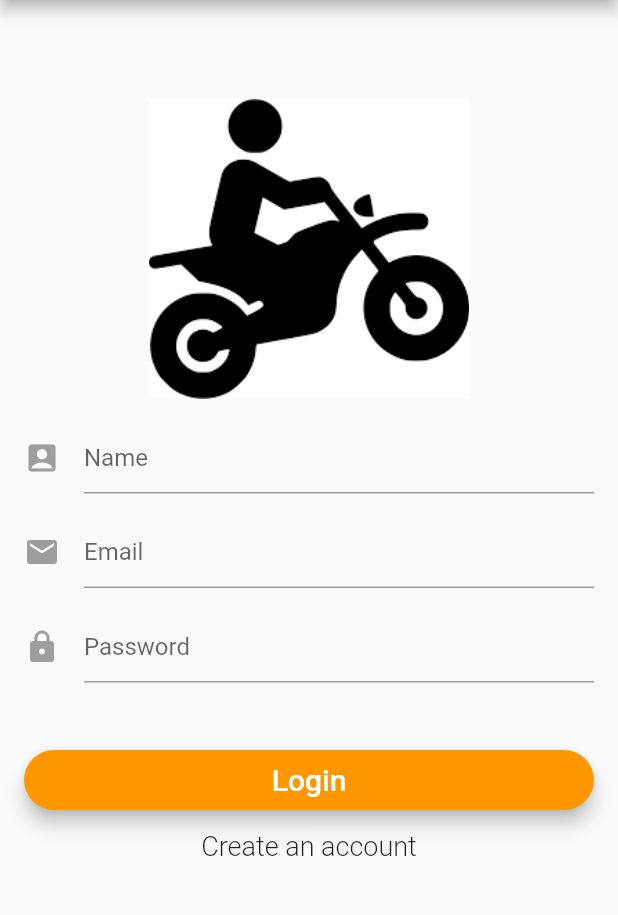
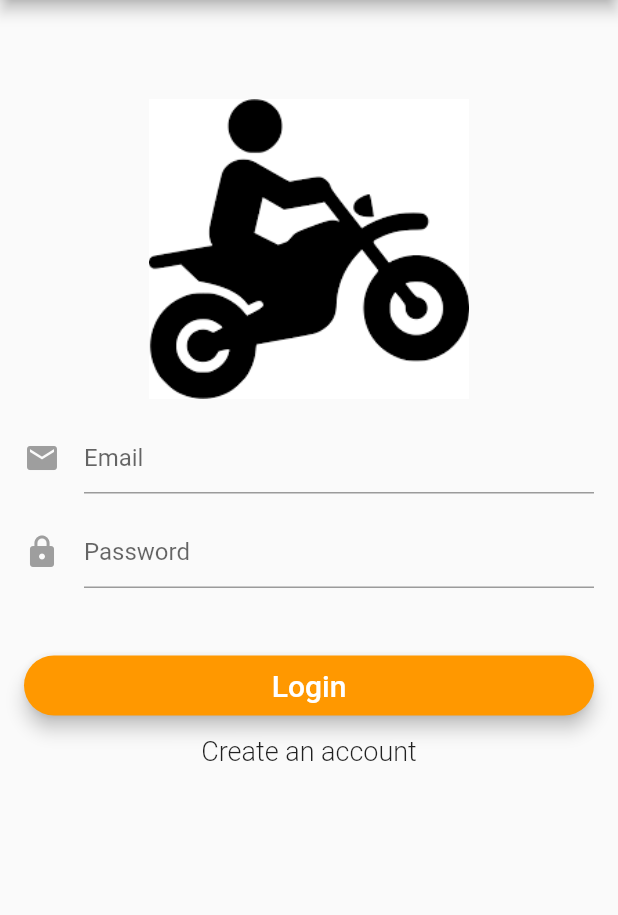
Before and after one commit to El-Groupo/RideOn, a Flutter app: the screen it shows after launch, on a phone screen of 412 x 824 dp, the part 84-999 px from its top. Run offline on Flutter 3.47's test engine with Material 2 defaults, Android fonts, the phone set to English and light mode, and no system bars; our stand-ins replace firebase_auth, firebase_core, firebase_database, google_maps_flutter, location; accounts and stored records are empty; statements that could not run were skipped.

Commit message:
Update login_signup_page.dart

```diff
--- a/ride_on/ride_on/lib/login_pages/login_signup_page.dart
+++ b/ride_on/ride_on/lib/login_pages/login_signup_page.dart
@@ -145,7 +145,6 @@ class _LoginSignupPageState extends State<LoginSignupPage> {
             children: <Widget>[
               showLogo(),
               showErrorMessage(),
-              showUserNameInput(),
               showEmailInput(),
               showPasswordInput(),
               showPrimaryButton(),
@@ -191,25 +190,6 @@ class _LoginSignupPageState extends State<LoginSignupPage> {
           radius: 100.0,
           child: Image.asset('lib/media/images/MotorbikePNG.png'),
         ),
-      ),
-    );
-  }
-
-  Widget showUserNameInput() {
-    return Padding(
-      padding: const EdgeInsets.fromLTRB(0.0, 15.0, 0.0, 0.0),
-      child: new TextFormField(
-        maxLines: 1,
-        keyboardType: TextInputType.text,
-        autofocus: false,
-        decoration: new InputDecoration(
-            hintText: 'Name',
-            icon: new Icon(
-              Icons.account_box,
-              color: Colors.grey,
-            )),
-        validator: (value) => value.isEmpty ? 'Name can\'t be empty' : null,
-        onSaved: (value) => _name = value.trim(),
       ),
     );
   }
```
